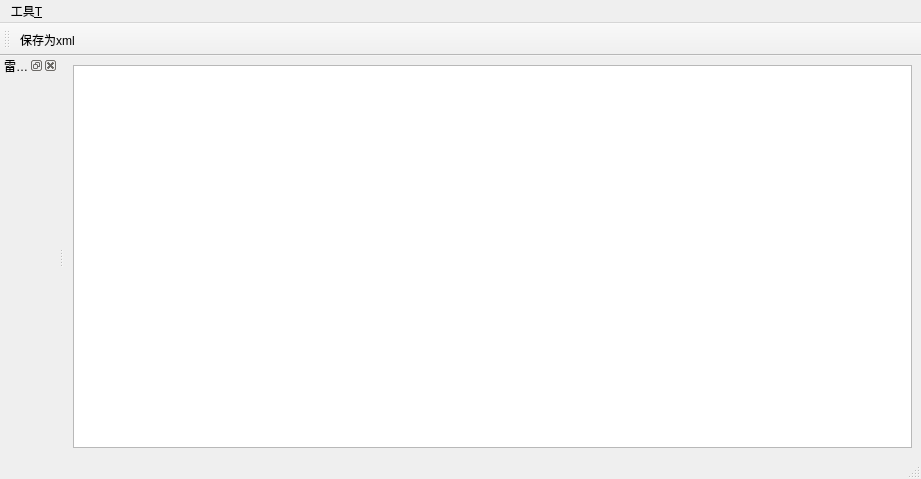
Above: prototype_v0906/RadarPrototype/mainwindow_radar.ui from Tangzixia/Digital-Prototype before the change. Below: the same form after it.
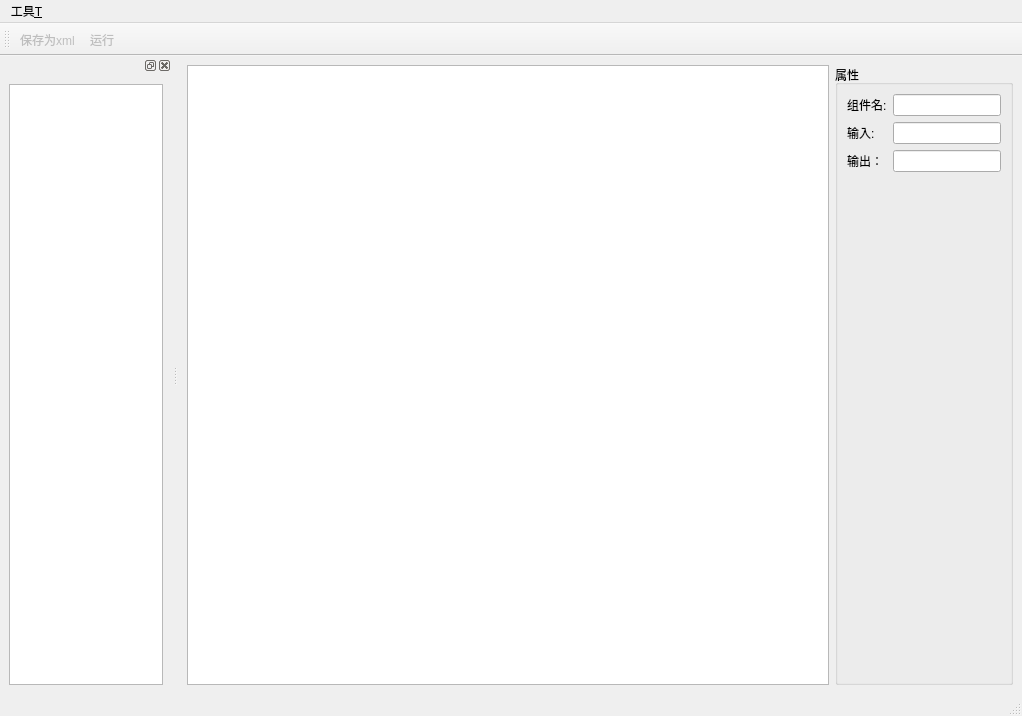
That is the form after the change. Icons and pictures are not drawn. Custom widgets are drawn as their Qt base class.

Diff of the .ui file:
```diff
--- a/prototype_v0906/RadarPrototype/mainwindow_radar.ui
+++ b/prototype_v0906/RadarPrototype/mainwindow_radar.ui
@@ -9,20 +9,157 @@
    <rect>
     <x>0</x>
     <y>0</y>
-    <width>921</width>
-    <height>479</height>
+    <width>1022</width>
+    <height>716</height>
    </rect>
   </property>
   <property name="windowTitle">
    <string>编辑雷达</string>
   </property>
   <widget class="QWidget" name="centralwidget">
-   <layout class="QHBoxLayout" name="horizontalLayout">
-    <item>
+   <layout class="QGridLayout" name="gridLayout">
+    <item row="0" column="0">
      <widget class="QGraphicsView" name="graphicsView">
+      <property name="styleSheet">
+       <string notr="true"/>
+      </property>
       <property name="frameShadow">
        <enum>QFrame::Plain</enum>
       </property>
+      <property name="sizeAdjustPolicy">
+       <enum>QAbstractScrollArea::AdjustToContents</enum>
+      </property>
+      <property name="backgroundBrush">
+       <brush brushstyle="NoBrush">
+        <color alpha="255">
+         <red>0</red>
+         <green>0</green>
+         <blue>0</blue>
+        </color>
+       </brush>
+      </property>
+     </widget>
+    </item>
+    <item row="0" column="1">
+     <widget class="QGroupBox" name="groupBox">
+      <property name="sizePolicy">
+       <sizepolicy hsizetype="Minimum" vsizetype="Minimum">
+        <horstretch>0</horstretch>
+        <verstretch>0</verstretch>
+       </sizepolicy>
+      </property>
+      <property name="title">
+       <string>属性</string>
+      </property>
+      <property name="flat">
+       <bool>false</bool>
+      </property>
+      <property name="checkable">
+       <bool>false</bool>
+      </property>
+      <layout class="QVBoxLayout" name="verticalLayout_2">
+       <item>
+        <layout class="QVBoxLayout" name="verticalLayout">
+         <item>
+          <layout class="QHBoxLayout" name="horizontalLayout_2">
+           <property name="sizeConstraint">
+            <enum>QLayout::SetMinimumSize</enum>
+           </property>
+           <item>
+            <widget class="QLabel" name="label_name">
+             <property name="text">
+              <string>组件名:</string>
+             </property>
+            </widget>
+           </item>
+           <item>
+            <widget class="QLineEdit" name="lineEdit_CompName">
+             <property name="enabled">
+              <bool>true</bool>
+             </property>
+             <property name="sizePolicy">
+              <sizepolicy hsizetype="Minimum" vsizetype="Fixed">
+               <horstretch>0</horstretch>
+               <verstretch>0</verstretch>
+              </sizepolicy>
+             </property>
+             <property name="readOnly">
+              <bool>true</bool>
+             </property>
+            </widget>
+           </item>
+          </layout>
+         </item>
+         <item>
+          <layout class="QHBoxLayout" name="horizontalLayout_3">
+           <property name="sizeConstraint">
+            <enum>QLayout::SetMinimumSize</enum>
+           </property>
+           <item>
+            <widget class="QLabel" name="label_input">
+             <property name="text">
+              <string>输入:</string>
+             </property>
+            </widget>
+           </item>
+           <item>
+            <widget class="QLineEdit" name="lineEdit_CompInput">
+             <property name="sizePolicy">
+              <sizepolicy hsizetype="Minimum" vsizetype="Fixed">
+               <horstretch>0</horstretch>
+               <verstretch>0</verstretch>
+              </sizepolicy>
+             </property>
+             <property name="readOnly">
+              <bool>true</bool>
+             </property>
+            </widget>
+           </item>
+          </layout>
+         </item>
+         <item>
+          <layout class="QHBoxLayout" name="horizontalLayout_4">
+           <property name="sizeConstraint">
+            <enum>QLayout::SetMinimumSize</enum>
+           </property>
+           <item>
+            <widget class="QLabel" name="label_output">
+             <property name="text">
+              <string>输出：</string>
+             </property>
+            </widget>
+           </item>
+           <item>
+            <widget class="QLineEdit" name="lineEdit_CompOutput">
+             <property name="sizePolicy">
+              <sizepolicy hsizetype="Minimum" vsizetype="Fixed">
+               <horstretch>0</horstretch>
+               <verstretch>0</verstretch>
+              </sizepolicy>
+             </property>
+             <property name="readOnly">
+              <bool>true</bool>
+             </property>
+            </widget>
+           </item>
+          </layout>
+         </item>
+        </layout>
+       </item>
+       <item>
+        <spacer name="verticalSpacer">
+         <property name="orientation">
+          <enum>Qt::Vertical</enum>
+         </property>
+         <property name="sizeHint" stdset="0">
+          <size>
+           <width>20</width>
+           <height>40</height>
+          </size>
+         </property>
+        </spacer>
+       </item>
+      </layout>
      </widget>
     </item>
    </layout>
@@ -32,7 +169,7 @@
     <rect>
      <x>0</x>
      <y>0</y>
-     <width>921</width>
+     <width>1022</width>
      <height>21</height>
     </rect>
    </property>
@@ -51,6 +188,24 @@
    <property name="enabled">
     <bool>true</bool>
    </property>
+   <property name="sizePolicy">
+    <sizepolicy hsizetype="Preferred" vsizetype="Preferred">
+     <horstretch>0</horstretch>
+     <verstretch>0</verstretch>
+    </sizepolicy>
+   </property>
+   <property name="minimumSize">
+    <size>
+     <width>172</width>
+     <height>156</height>
+    </size>
+   </property>
+   <property name="autoFillBackground">
+    <bool>false</bool>
+   </property>
+   <property name="styleSheet">
+    <string notr="true"/>
+   </property>
    <property name="floating">
     <bool>false</bool>
    </property>
@@ -58,12 +213,40 @@
     <set>QDockWidget::AllDockWidgetFeatures</set>
    </property>
    <property name="windowTitle">
-    <string>雷达组件列表</string>
+    <string/>
    </property>
    <attribute name="dockWidgetArea">
     <number>1</number>
    </attribute>
-   <widget class="QWidget" name="dockWidgetContents"/>
+   <widget class="QWidget" name="dockWidgetContents">
+    <layout class="QVBoxLayout" name="verticalLayout_3">
+     <item>
+      <widget class="RadarCompDraglistWidget" name="listWidget">
+       <property name="enabled">
+        <bool>true</bool>
+       </property>
+       <property name="sizePolicy">
+        <sizepolicy hsizetype="Preferred" vsizetype="Preferred">
+         <horstretch>0</horstretch>
+         <verstretch>0</verstretch>
+        </sizepolicy>
+       </property>
+       <property name="baseSize">
+        <size>
+         <width>0</width>
+         <height>0</height>
+        </size>
+       </property>
+       <property name="sizeAdjustPolicy">
+        <enum>QAbstractScrollArea::AdjustToContents</enum>
+       </property>
+       <property name="sortingEnabled">
+        <bool>false</bool>
+       </property>
+      </widget>
+     </item>
+    </layout>
+   </widget>
   </widget>
   <widget class="QToolBar" name="toolBar">
    <property name="windowTitle">
@@ -76,6 +259,7 @@
     <bool>false</bool>
    </attribute>
    <addaction name="actionsave"/>
+   <addaction name="actionRunRadar"/>
   </widget>
   <action name="actionCom_list">
    <property name="checkable">
@@ -94,12 +278,40 @@
    </property>
   </action>
   <action name="actionsave">
+   <property name="enabled">
+    <bool>false</bool>
+   </property>
+   <property name="icon">
+    <iconset resource="../Res/res.qrc">
+     <normaloff>:/img/save.png</normaloff>:/img/save.png</iconset>
+   </property>
    <property name="text">
     <string>保存为xml</string>
    </property>
   </action>
+  <action name="actionRunRadar">
+   <property name="enabled">
+    <bool>false</bool>
+   </property>
+   <property name="icon">
+    <iconset resource="../Res/res.qrc">
+     <normaloff>:/img/runXml.png</normaloff>:/img/runXml.png</iconset>
+   </property>
+   <property name="text">
+    <string>运行</string>
+   </property>
+  </action>
   <zorder>dockCompList</zorder>
  </widget>
- <resources/>
+ <customwidgets>
+  <customwidget>
+   <class>RadarCompDraglistWidget</class>
+   <extends>QListWidget</extends>
+   <header>radarcompdraglistwidget.h</header>
+  </customwidget>
+ </customwidgets>
+ <resources>
+  <include location="../Res/res.qrc"/>
+ </resources>
  <connections/>
 </ui>
```
Left out of the diff: 1 changed line with no effect on the pictures.
